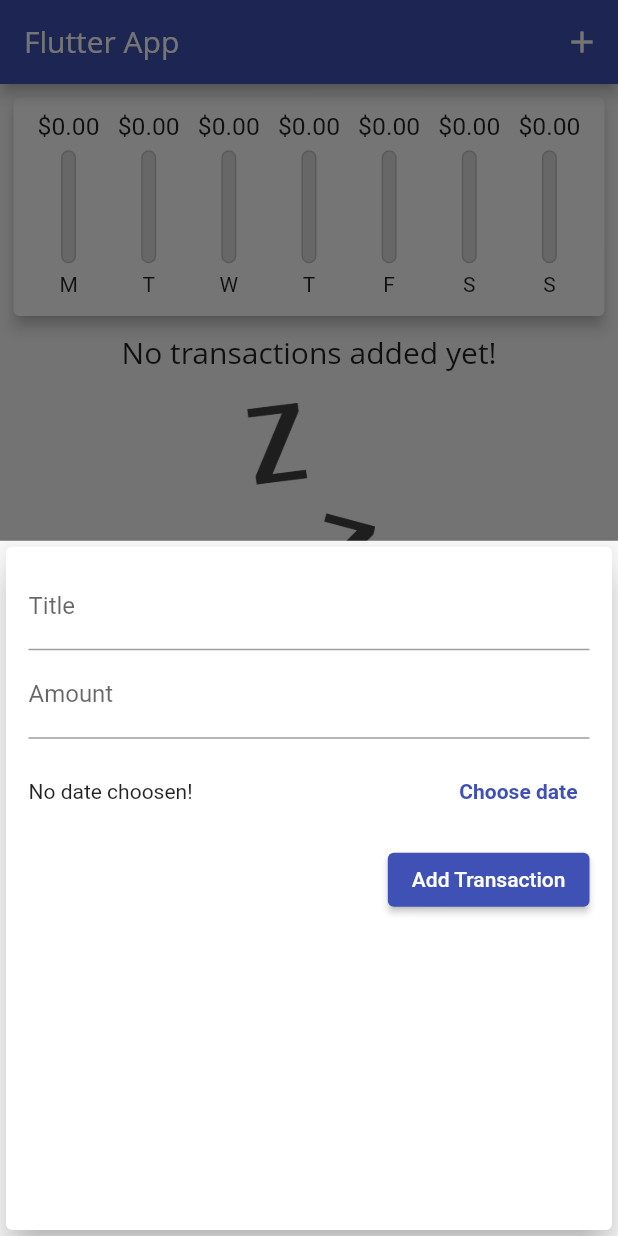
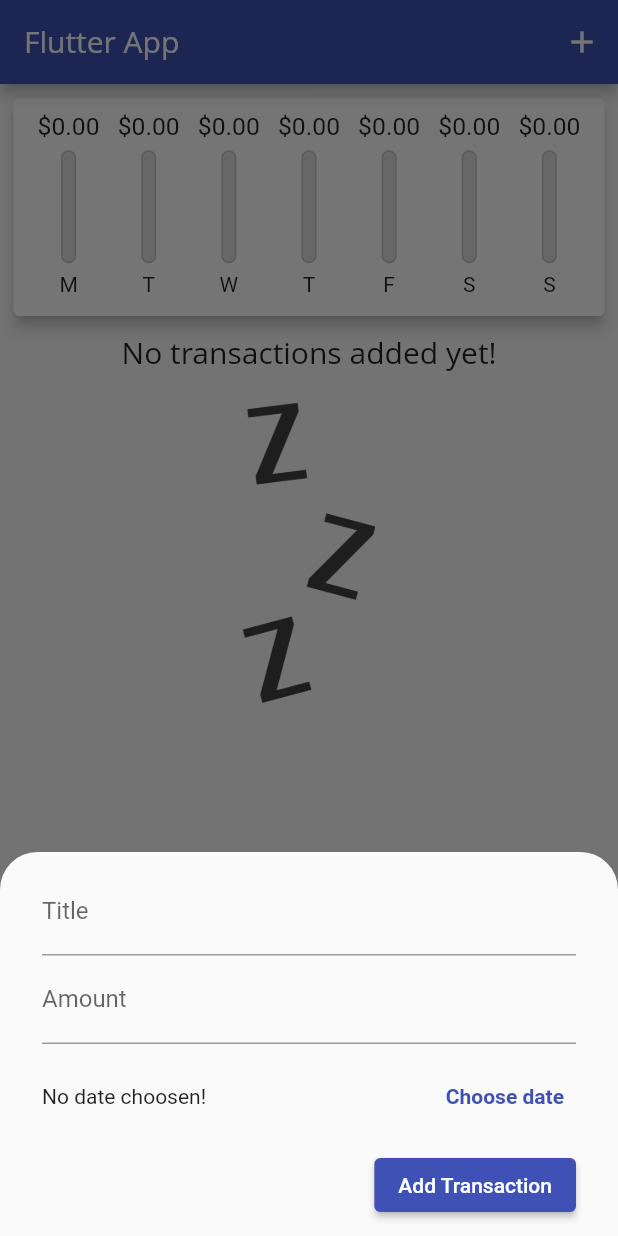
Before and after one commit to jigneshpandav/flutter-expense-manager, a Flutter app: the screen it shows after launch, after a tap on the "add" icon, on a phone screen of 412 x 824 dp. Run offline on Flutter 3.47's test engine with Material 2 defaults, Android fonts, the phone set to English and light mode, and no system bars; Roboto replaces fonts that are missing (Open Sans).

```diff
--- a/lib/main.dart
+++ b/lib/main.dart
@@ -78,6 +78,12 @@ class _MyHomePageState extends State<MyHomePage> {
 
   void _startAddNewTransaction(BuildContext ctx) {
     showModalBottomSheet(
+      shape: RoundedRectangleBorder(
+        borderRadius: BorderRadius.vertical(
+          top: Radius.circular(25.0),
+        ),
+      ),
+      isScrollControlled: true,
       context: ctx,
       builder: (_) {
         return GestureDetector(
--- a/lib/widgets/new_transaction.dart
+++ b/lib/widgets/new_transaction.dart
@@ -53,12 +53,15 @@ class _NewTransactionState extends State<NewTransaction> {
 
   @override
   Widget build(BuildContext context) {
-    return Card(
-      elevation: 10,
+    return SingleChildScrollView(
+      child: Padding(
+        padding: const EdgeInsets.symmetric(horizontal: 18),
         child: Container(
-        padding: EdgeInsets.symmetric(
-          vertical: 10,
-          horizontal: 15,
+          padding: EdgeInsets.only(
+            top: 10,
+            left: 10,
+            right: 10,
+            bottom: MediaQuery.of(context).viewInsets.bottom + 10,
           ),
           child: Column(
             crossAxisAlignment: CrossAxisAlignment.end,
@@ -111,6 +114,7 @@ class _NewTransactionState extends State<NewTransaction> {
             ],
           ),
         ),
+      ),
     );
   }
 }
```
Lines whose indentation alone changed are shown as unchanged.
